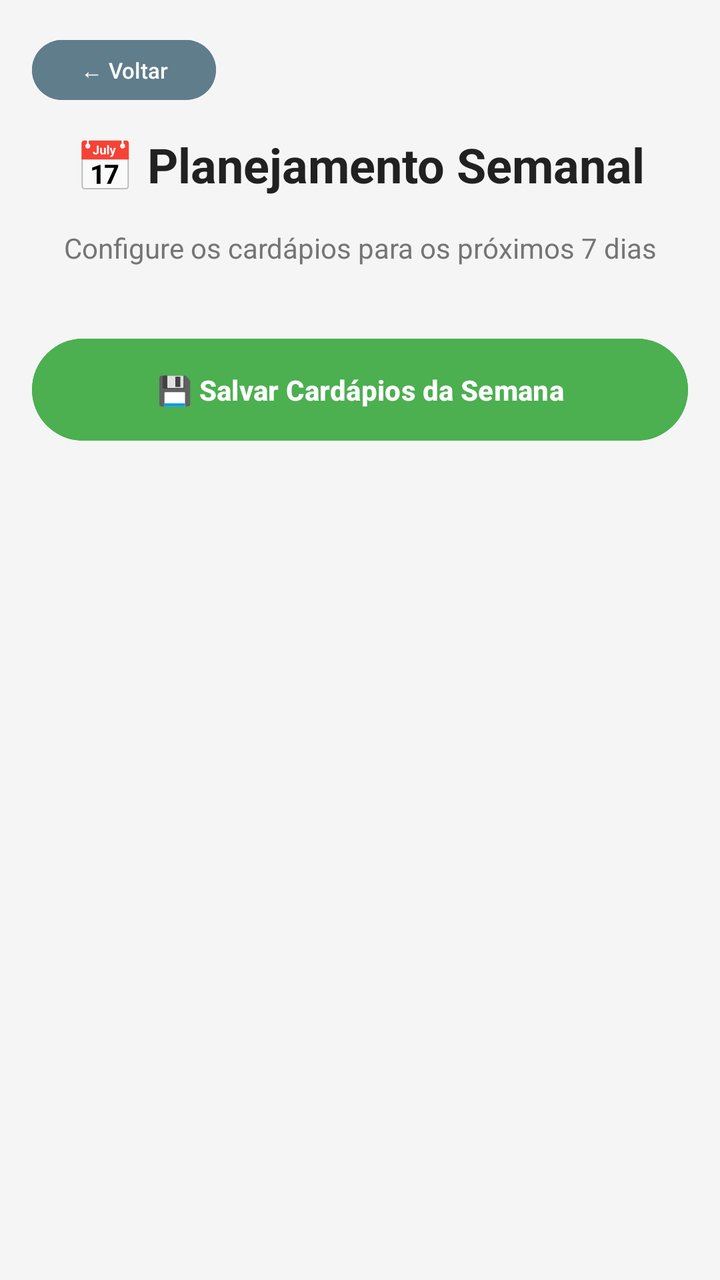
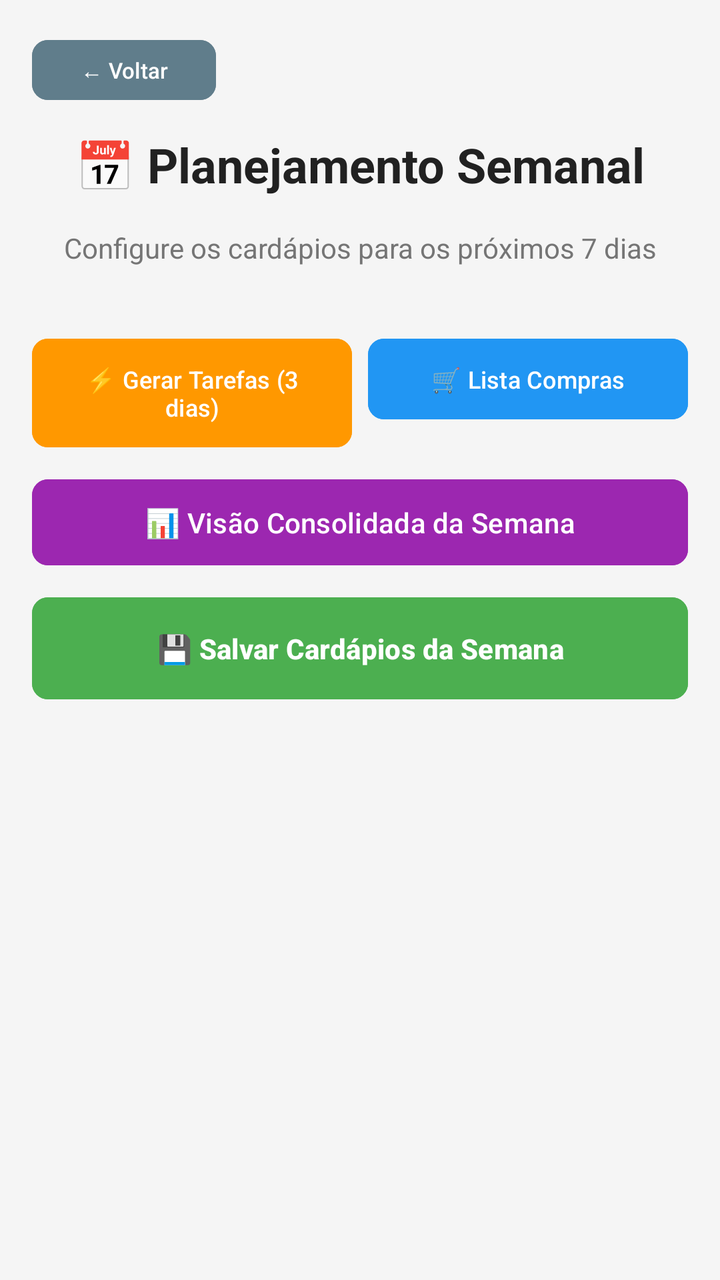

Two renders of the same Android screen: before a commit and after it. Below are the layout's source before the change and the commit's diff.
<!-- AndroidManifest.xml: application theme Theme.VisualizadorApp -->
<!-- res/layout/activity_cardapio_semanal.xml -->
<?xml version="1.0" encoding="utf-8"?>
<ScrollView xmlns:android="http://schemas.android.com/apk/res/android"
    android:layout_width="match_parent"
    android:layout_height="match_parent"
    android:background="#F5F5F5">

    <LinearLayout
        android:layout_width="match_parent"
        android:layout_height="wrap_content"
        android:orientation="vertical"
        android:padding="16dp">

        <Button
            android:id="@+id/btnVoltarAdmin"
            android:layout_width="wrap_content"
            android:layout_height="38dp"
            android:backgroundTint="#607D8B"
            android:text="← Voltar"
            android:textSize="11sp"
            android:textColor="#FFFFFF"
            android:layout_marginBottom="12dp"/>

        <TextView
            android:layout_width="match_parent"
            android:layout_height="wrap_content"
            android:text="📅 Planejamento Semanal"
            android:textSize="24sp"
            android:textStyle="bold"
            android:textAlignment="center"
            android:textColor="#212121"
            android:paddingBottom="16dp"/>

        <TextView
            android:layout_width="match_parent"
            android:layout_height="wrap_content"
            android:text="Configure os cardápios para os próximos 7 dias"
            android:textAlignment="center"
            android:textSize="14sp"
            android:textColor="#757575"
            android:paddingBottom="16dp"/>

        <LinearLayout
            android:id="@+id/containerCardapioSemanal"
            android:layout_width="match_parent"
            android:layout_height="wrap_content"
            android:orientation="vertical"/>

        <Button
            android:id="@+id/btnSalvarSemana"
            android:layout_width="match_parent"
            android:layout_height="wrap_content"
            android:text="💾 Salvar Cardápios da Semana"
            android:layout_marginTop="16dp"
            android:backgroundTint="#4CAF50"
            android:textColor="#FFFFFF"
            android:textStyle="bold"
            android:padding="16dp"/>

    </LinearLayout>
</ScrollView>
<!-- resources referenced by this layout -->
<resources>
  <style name="Theme.VisualizadorApp" parent="Base.Theme.VisualizadorApp" />
  <style name="Base.Theme.VisualizadorApp" parent="Theme.Material3.DayNight.NoActionBar">
          
          
      </style>
</resources>

<!-- the commit's change to res/layout/activity_cardapio_semanal.xml (unified diff, before → after) -->
@@ -45,12 +45,54 @@
             android:layout_height="wrap_content"
             android:orientation="vertical"/>
 
+        
+        <LinearLayout
+            android:layout_width="match_parent"
+            android:layout_height="wrap_content"
+            android:orientation="horizontal"
+            android:layout_marginTop="16dp">
+
+            <Button
+                android:id="@+id/btnGerarTarefasProximos3Dias"
+                android:layout_width="0dp"
+                android:layout_height="wrap_content"
+                android:layout_weight="1"
+                android:text="⚡ Gerar Tarefas (3 dias)"
+                android:textSize="12sp"
+                android:backgroundTint="#FF9800"
+                android:textColor="#FFFFFF"
+                android:layout_marginEnd="4dp"
+                android:padding="12dp"/>
+
+            <Button
+                android:id="@+id/btnListaCompras"
+                android:layout_width="0dp"
+                android:layout_height="wrap_content"
+                android:layout_weight="1"
+                android:text="🛒 Lista Compras"
+                android:textSize="12sp"
+                android:backgroundTint="#2196F3"
+                android:textColor="#FFFFFF"
+                android:layout_marginStart="4dp"
+                android:padding="12dp"/>
+        </LinearLayout>
+
+        <Button
+            android:id="@+id/btnVisaoConsolidada"
+            android:layout_width="match_parent"
+            android:layout_height="wrap_content"
+            android:text="📊 Visão Consolidada da Semana"
+            android:layout_marginTop="8dp"
+            android:backgroundTint="#9C27B0"
+            android:textColor="#FFFFFF"
+            android:padding="12dp"/>
+
         <Button
             android:id="@+id/btnSalvarSemana"
             android:layout_width="match_parent"
             android:layout_height="wrap_content"
             android:text="💾 Salvar Cardápios da Semana"
-            android:layout_marginTop="16dp"
+            android:layout_marginTop="8dp"
             android:backgroundTint="#4CAF50"
             android:textColor="#FFFFFF"
             android:textStyle="bold"
<!-- resource entries referenced after the edit -->
@@ -3,7 +3,48 @@
   <style name="Theme.VisualizadorApp" parent="Base.Theme.VisualizadorApp" />
   <style name="Base.Theme.VisualizadorApp" parent="Theme.Material3.DayNight.NoActionBar">
           
+          <item name="colorPrimary">@color/primary</item>
+          <item name="colorPrimaryDark">@color/primary_dark</item>
+          <item name="colorAccent">@color/accent</item>
           
+          
+          <item name="android:colorBackground">@color/background</item>
+          <item name="colorSurface">@color/surface</item>
+          
+          
+          <item name="android:textColorPrimary">@color/text_primary</item>
+          <item name="android:textColorSecondary">@color/text_secondary</item>
+          <item name="android:textColorHint">@color/text_hint</item>
+          
+          
+          <item name="android:statusBarColor">@color/surface</item>
+          <item name="android:windowLightStatusBar" tools:targetApi="m">true</item>
+          
+          
+          <item name="android:navigationBarColor">@color/surface</item>
+          <item name="android:windowLightNavigationBar" tools:targetApi="o_mr1">true</item>
+          
+          
+          <item name="materialButtonStyle">@style/Widget.App.Button</item>
+          <item name="materialCardViewStyle">@style/Widget.App.CardView</item>
       </style>
+  <color name="primary">#FF6200EE</color>
+  <color name="primary_dark">#FF3700B3</color>
+  <color name="accent">#FF03DAC5</color>
+  <color name="background">#FFFAFAFA</color>
+  <color name="surface">#FFFFFFFF</color>
+  <color name="text_primary">#DE000000</color>
+  <color name="text_secondary">#99000000</color>
+  <color name="text_hint">#61000000</color>
+  <style name="Widget.App.Button" parent="Widget.Material3.Button">
+          <item name="cornerRadius">8dp</item>
+          <item name="android:textAllCaps">false</item>
+      </style>
+  <style name="Widget.App.CardView" parent="Widget.Material3.CardView.Elevated">
+          <item name="cardCornerRadius">12dp</item>
+          <item name="cardElevation">4dp</item>
+          <item name="cardBackgroundColor">@color/card_background</item>
+      </style>
+  <color name="card_background">#FFFFFFFF</color>
 </resources>
 
